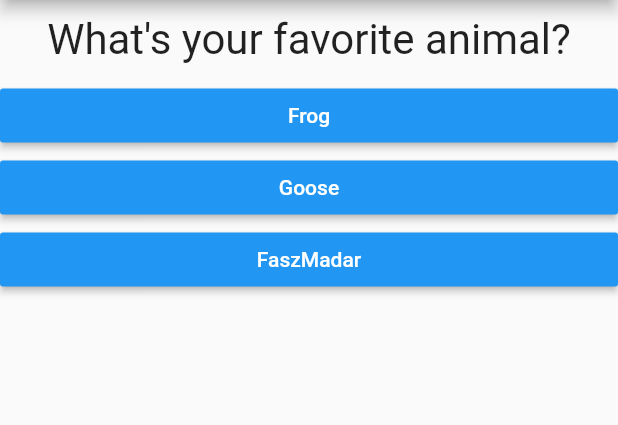
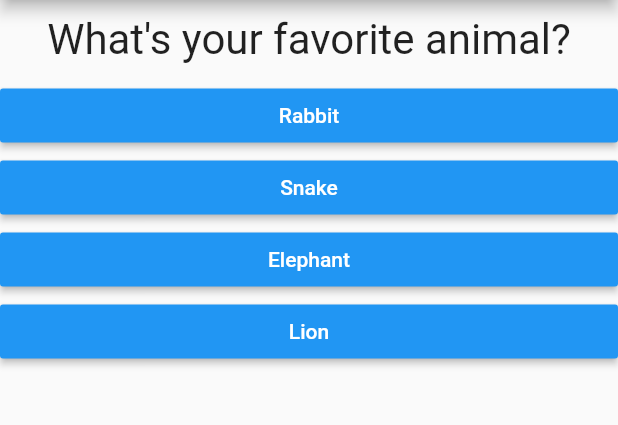
Before and after one commit to esztersajtos/Flutter-App, a Flutter app: the screen it shows after launch, after a tap on "Black", on a phone screen of 412 x 824 dp, the part 84-509 px from its top. Run offline on Flutter 3.47's test engine with Material 2 defaults, Android fonts, the phone set to English and light mode, and no system bars.

```diff
--- a/first_app/lib/answer.dart
+++ b/first_app/lib/answer.dart
@@ -15,7 +15,6 @@ class Answer extends StatelessWidget {
         textColor: Colors.white,
         child: Text(answerText),
         onPressed: selectHandler,
-        key: ValueKey('button'),
       ),
     );
   }
--- a/first_app/lib/main.dart
+++ b/first_app/lib/main.dart
@@ -2,13 +2,16 @@ import 'package:flutter/material.dart';
 
 import './quiz.dart';
 import './result.dart';
+// void main() {
+//   runApp(MyApp());
+// }
 
 void main() => runApp(MyApp());
 
 class MyApp extends StatefulWidget {
   @override
   State<StatefulWidget> createState() {
-    //TODO:
+    // TODO: implement createState
     return _MyAppState();
   }
 }
@@ -18,25 +21,28 @@ class _MyAppState extends State<MyApp> {
     {
       'questionText': 'What\'s your favorite color?',
       'answers': [
-          {'text': 'Black', 'score': 1},
-          {'text': 'Blue', 'score': 2},
-          {'text': 'Green', 'score': 4},
+        {'text': 'Black', 'score': 10},
+        {'text': 'Red', 'score': 5},
+        {'text': 'Green', 'score': 3},
+        {'text': 'White', 'score': 1},
       ],
     },
     {
       'questionText': 'What\'s your favorite animal?',
       'answers': [
-          {'text': 'Frog', 'score': 7},
-          {'text': 'Goose', 'score': 5},
-          {'text': 'FaszMadar', 'score': 1},
+        {'text': 'Rabbit', 'score': 3},
+        {'text': 'Snake', 'score': 11},
+        {'text': 'Elephant', 'score': 5},
+        {'text': 'Lion', 'score': 9},
       ],
     },
     {
-        'questionText': 'What\'s your favorite food?',
+      'questionText': 'Who\'s your favorite instructor?',
       'answers': [
-          {'text': 'Sopron', 'score': 7},
-          {'text': 'Gyor', 'score': 8},
-          {'text': 'Becske', 'score': 1},
+        {'text': 'Max', 'score': 1},
+        {'text': 'Max', 'score': 1},
+        {'text': 'Max', 'score': 1},
+        {'text': 'Max', 'score': 1},
       ],
     },
   ];
@@ -51,6 +57,8 @@ class _MyAppState extends State<MyApp> {
   }
 
   void _answerQuestion(int score) {
+    // var aBool = true;
+    // aBool = false;
 
     _totalScore += score;
 
@@ -67,14 +75,19 @@ class _MyAppState extends State<MyApp> {
 
   @override
   Widget build(BuildContext context) {
+    // var dummy = const ['Hello'];
+    // dummy.add('Max');
+    // print(dummy);
+    // dummy = [];
+    // questions = []; // does not work if questions is a const
 
     return MaterialApp(
       home: Scaffold(
         appBar: AppBar(
           title: Text('My First App'),
         ),
-        body: _questionIndex < _questions.length ?
-          Quiz(
+        body: _questionIndex < _questions.length
+            ? Quiz(
                 answerQuestion: _answerQuestion,
                 questionIndex: _questionIndex,
                 questions: _questions,
--- a/first_app/lib/question.dart
+++ b/first_app/lib/question.dart
@@ -14,7 +14,6 @@ class Question extends StatelessWidget {
         questionText,
         style: TextStyle(fontSize: 28),
         textAlign: TextAlign.center,
-        key: ValueKey('question'),
       ),
     );
   }
```
Also changed, not shown: first_app/lib/quiz.dart (+4 -4 lines), first_app/lib/result.dart (+7 -8 lines), first_app/test_driver/app_test.dart (+7 -4 lines), first_app/test_driver/common_methods.dart (added, +19 -0 lines). Lines whose indentation alone changed are shown as unchanged.
